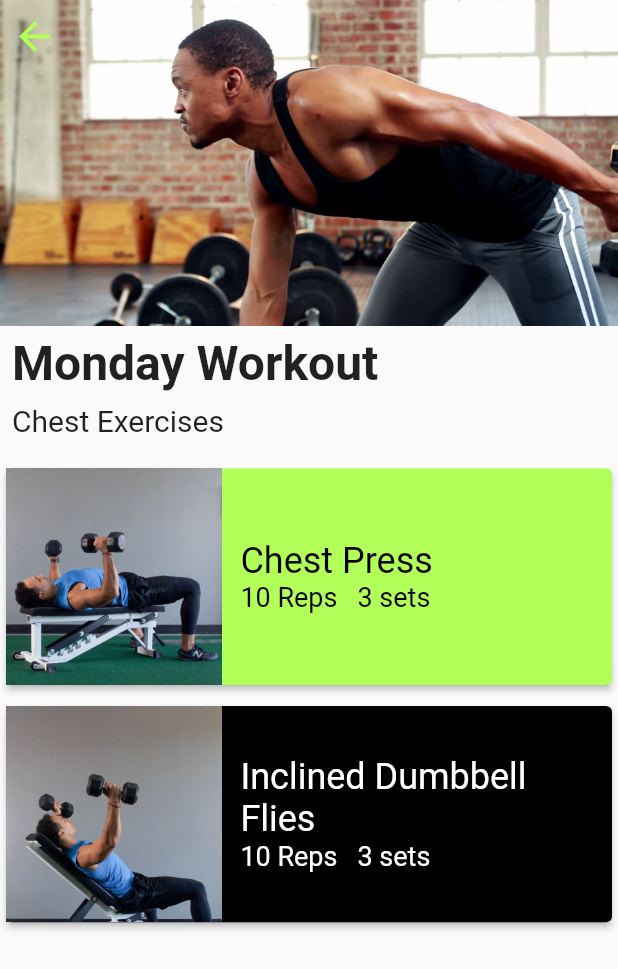
After one commit to surajsjain/gymmie, a Flutter app: the WorkoutSessionDetails screen opened by its route, on a phone screen of 412 x 824 dp. The commit adds this screen. Shown: the top 969 px of the screen. Run offline on Flutter 3.47's test engine with Material 2 defaults, Android fonts, the phone set to English and light mode, and no system bars.

Commit message:
Added a daily workout details screen and did some code cleaning

```diff
--- a/lib/custom_widgets/cards/HeadedCard.dart
+++ b/lib/custom_widgets/cards/HeadedCard.dart
@@ -8,76 +8,41 @@ class HeadedCard extends StatelessWidget {
     @required this.headContent,
     @required this.bodyContent,
     @required this.colorScheme,
+    @required this.cardPress,
+    this.usePad = true,
   }) : super(key: key);
 
   final Widget headContent, bodyContent;
-
+  final Function cardPress;
   final ColorCombo colorScheme;
+  final bool usePad;
 
   @override
   Widget build(BuildContext context) {
     HexColor hxc = HexColor();
 
-    DateTime today = DateTime.now();
-    int theDayToday = today.weekday;
-
-    print(theDayToday);
-
-//    ColorCombo primaryColors =
-//        ColorCombo(backgoundColor: Colors.black87, textColor: Colors.white);
-
-    return Card(
+    return GestureDetector(
+      onTap: this.cardPress,
+      child: Card(
         color: colorScheme.backgoundColor,
         elevation: 2.0,
         child: Padding(
-        padding: const EdgeInsets.all(12.0),
+          padding: (this.usePad)
+              ? const EdgeInsets.all(12.0)
+              : const EdgeInsets.all(0.0),
           child: Row(
             mainAxisAlignment: MainAxisAlignment.start,
             children: <Widget>[
               Expanded(
                 flex: 5,
                 child: this.headContent,
-//              child: Text(
-//                'MON',
-//                style: TextStyle(
-//                  color: primaryColors.textColor,
-//                  fontSize: 54,
-//                ),
-//              ),
               ),
               Expanded(
                 flex: 9,
                 child: this.bodyContent,
-//              child: Column(
-//                crossAxisAlignment: CrossAxisAlignment.start,
-//                children: <Widget>[
-//                  Text(
-//                    'Monday Workout',
-//                    textAlign: TextAlign.left,
-//                    style: TextStyle(
-//                      color: primaryColors.textColor,
-//                      fontSize: 24,
-//                    ),
-//                  ),
-//                  Text(
-//                    '3 Body Parts, 3 Variations',
-//                    style: TextStyle(
-//                      color: primaryColors.textColor,
-//                      fontSize: 12,
-//                    ),
-//                  ),
-//                  SizedBox(
-//                    height: 6,
-//                  ),
-//                  Text(
-//                    'Chest, Back, Biceps',
-//                    style:
-//                        TextStyle(color: primaryColors.textColor, fontSize: 32),
-//                  )
-//                ],
-//              ),
               ),
             ],
+          ),
         ),
       ),
     );
--- a/lib/main.dart
+++ b/lib/main.dart
@@ -1,4 +1,5 @@
 import 'package:fitnessscheduletracker/pages/Home.dart';
+import 'package:fitnessscheduletracker/pages/WorkoutSessionDetails.dart';
 import 'package:fitnessscheduletracker/utils/HexColor.dart';
 import 'package:flutter/material.dart';
 
@@ -14,6 +15,7 @@ class MyApp extends StatelessWidget {
       initialRoute: '/',
       routes: {
         '/': (context) => Home(),
+        '/workout_session_details': (context) => WorkoutSessionDetails(),
       },
 //      theme: ThemeData(
 //        fontFamily: 'SegoeUI',
--- a/lib/pages/Home.dart
+++ b/lib/pages/Home.dart
@@ -19,10 +19,6 @@ class Home extends StatelessWidget {
   Widget build(BuildContext context) {
     Random rn = Random();
     int pic_num = rn.nextInt(5) + 1;
-
-//    List workoutSessions = [
-//      WorkoutSession(1, 3, 3, "Chest, Back, Biceps"),
-//    ];
 
     WorkoutSession monday = WorkoutSession(1, 3, 3, "Chest, Back, Biceps");
 
@@ -50,6 +46,9 @@ class Home extends StatelessWidget {
                   headContent: this.workoutSessions[index].getCardHeadContent(),
                   bodyContent: this.workoutSessions[index].getCardBodyContent(),
                   colorScheme: this.workoutSessions[index].getColorCombo(),
+                  cardPress: () {
+                    Navigator.pushNamed(context, '/workout_session_details');
+                  },
                 );
               },
               separatorBuilder: (BuildContext context, int index) =>
--- /dev/null
+++ b/lib/pages/WorkoutSessionDetails.dart
@@ -0,0 +1,164 @@
+import 'dart:math';
+
+import 'package:fitnessscheduletracker/custom_widgets/cards/HeadedCard.dart';
+import 'package:fitnessscheduletracker/utils/color_schemes/ColorCombo.dart';
+import 'package:flutter/cupertino.dart';
+import 'package:flutter/material.dart';
+
+class WorkoutSessionDetails extends StatelessWidget {
+  @override
+  Widget build(BuildContext context) {
+    Random rn = Random();
+    int pic_num = rn.nextInt(5) + 1;
+
+    return Scaffold(
+//      appBar: AppBar(
+//        title: Text(
+//          'Monday Workout',
+//          style: TextStyle(
+//            color: Colors.white,
+//          ),
+//        ),
+//        backgroundColor: Colors.black,
+//      ),
+      body: Padding(
+        padding: const EdgeInsets.all(0.0),
+        child: Column(
+          crossAxisAlignment: CrossAxisAlignment.start,
+          children: <Widget>[
+            Stack(
+              children: <Widget>[
+                Image.asset('assets/images/$pic_num.jpg'),
+                SafeArea(
+                  child: Row(
+                    mainAxisAlignment: MainAxisAlignment.start,
+                    crossAxisAlignment: CrossAxisAlignment.start,
+                    children: <Widget>[
+                      Expanded(
+                        flex: 1,
+                        child: IconButton(
+                          onPressed: () {
+                            Navigator.pop(context);
+                          },
+                          icon: Icon(
+                            Icons.arrow_back,
+                            color: Colors.lightGreenAccent,
+                            size: 30,
+                          ),
+                        ),
+                      ),
+                      Expanded(
+                        flex: 8,
+                        child: SizedBox(),
+//                        child: Text(
+//                          '',
+//                          style: TextStyle(
+//                            fontSize: 36,
+//                            color: Colors.amberAccent,
+//                          ),
+//                        ),
+                      ),
+                    ],
+                  ),
+                ),
+              ],
+            ),
+            Padding(
+              padding: const EdgeInsets.fromLTRB(8.0, 6.0, 0.0, 0.0),
+              child: Text(
+                'Monday Workout',
+                style: TextStyle(
+                  fontWeight: FontWeight.bold,
+                  fontSize: 32,
+                ),
+              ),
+            ),
+            Padding(
+              padding: const EdgeInsets.all(8.0),
+              child: Text(
+                'Chest Exercises',
+                style: TextStyle(
+                  fontSize: 20,
+                ),
+              ),
+            ),
+            SizedBox(
+              height: 8.0,
+            ),
+//            Image.asset('assets/exercises/chest_press.gif'),
+            HeadedCard(
+              cardPress: () {},
+              usePad: false,
+              headContent: Image.asset(
+                'assets/exercises/chest_press.gif',
+//                width: 50,
+//                height: 50,
+              ),
+              bodyContent: Padding(
+                padding: const EdgeInsets.all(12.0),
+                child: Column(
+                  crossAxisAlignment: CrossAxisAlignment.start,
+                  children: <Widget>[
+                    Text(
+                      'Chest Press',
+                      style: TextStyle(
+                        color: Colors.black,
+                        fontSize: 24.0,
+                      ),
+                    ),
+                    Text(
+                      '10 Reps \t 3 sets',
+                      style: TextStyle(
+                        color: Colors.black,
+                        fontSize: 18.0,
+                      ),
+                    ),
+                  ],
+                ),
+              ),
+              colorScheme: ColorCombo(
+                  backgoundColor: Colors.lightGreenAccent,
+                  textColor: Colors.black),
+            ),
+            SizedBox(
+              height: 6.0,
+            ),
+            HeadedCard(
+              cardPress: () {},
+              usePad: false,
+              headContent: Image.asset(
+                'assets/exercises/Inclined Dumbbell Flies.gif',
+//                width: 50,
+//                height: 50,
+              ),
+              bodyContent: Padding(
+                padding: const EdgeInsets.all(12.0),
+                child: Column(
+                  crossAxisAlignment: CrossAxisAlignment.start,
+                  children: <Widget>[
+                    Text(
+                      'Inclined Dumbbell Flies',
+                      style: TextStyle(
+                        color: Colors.white,
+                        fontSize: 24.0,
+                      ),
+                    ),
+                    Text(
+                      '10 Reps \t 3 sets',
+                      style: TextStyle(
+                        color: Colors.white,
+                        fontSize: 18.0,
+                      ),
+                    ),
+                  ],
+                ),
+              ),
+              colorScheme: ColorCombo(
+                  backgoundColor: Colors.black, textColor: Colors.white),
+            ),
+          ],
+        ),
+      ),
+    );
+  }
+}
--- a/pubspec.yaml
+++ b/pubspec.yaml
@@ -47,6 +47,7 @@ flutter:
   # To add assets to your application, add an assets section, like this:
   assets:
     - assets/images/
+    - assets/exercises/
   # An image asset can refer to one or more resolution-specific "variants", see
   # https://flutter.dev/assets-and-images/#resolution-aware.
 
```
Also changed, not shown: assets/exercises/Inclined Dumbbell Flies.gif (added), assets/exercises/chest_press.gif (added). Lines whose indentation alone changed are shown as unchanged.
